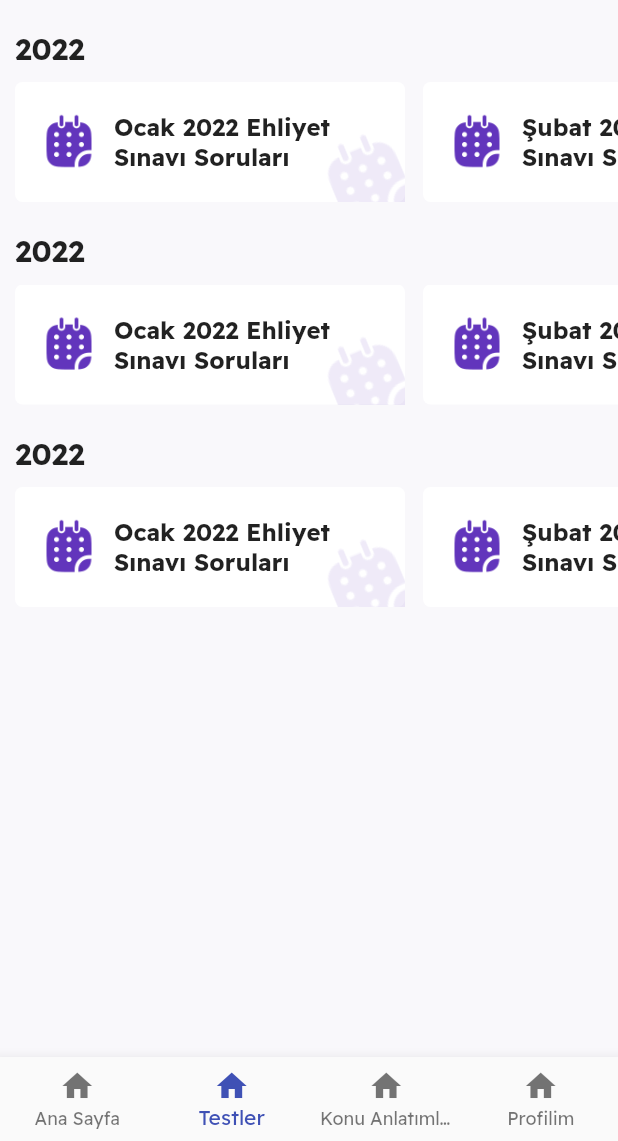
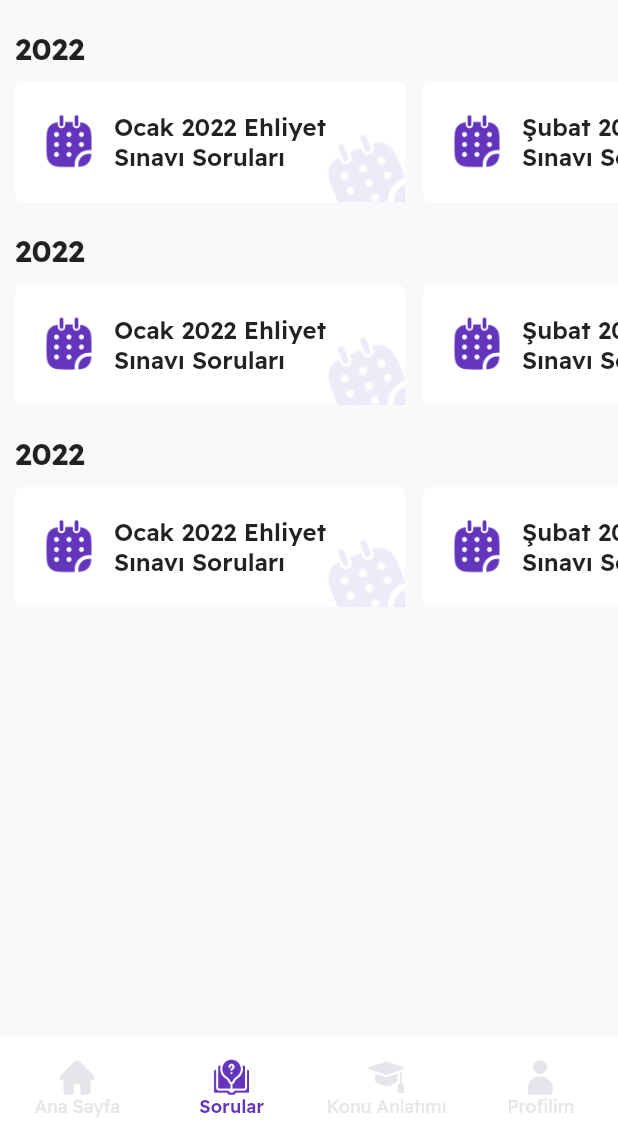
Before and after one commit to mirsaiddev/ehliyetim, a Flutter app: the screen it shows after launch, item 2 of the bottom bar chosen, on a phone screen of 412 x 824 dp, the part 95-1236 px from its top. Run offline on Flutter 3.47's test engine with Material 2 defaults, Android fonts, the phone set to English and light mode, and no system bars.

Commit message:
bottom nav & home screen

```diff
--- a/lib/providers/bottom_nav_bar_provider.dart
+++ b/lib/providers/bottom_nav_bar_provider.dart
@@ -1,3 +1,4 @@
+import 'package:ehliyetim/screens/Home/home_screen.dart';
 import 'package:ehliyetim/screens/Questions/questions_screen.dart';
 import 'package:flutter/material.dart';
 
@@ -7,7 +8,7 @@ class BottomNavBarProvider extends ChangeNotifier {
   int currentIndex = 0;
 
   List<Widget> pages = [
-    Container(child: Center(child: Text('Bottom 1'))),
+    HomeScreen(),
     QuestionsScreen(),
     Container(child: Center(child: Text('Bottom 3'))),
     ProfilScreen(),
--- a/lib/screens/BottomNavBar/bottom_nav_bar.dart
+++ b/lib/screens/BottomNavBar/bottom_nav_bar.dart
@@ -1,4 +1,6 @@
 import 'package:ehliyetim/providers/bottom_nav_bar_provider.dart';
+import 'package:ehliyetim/theme/colors.dart';
+import 'package:ehliyetim/utils/constants/assets.dart';
 import 'package:flutter/material.dart';
 import 'package:provider/provider.dart';
 
@@ -7,24 +9,33 @@ class BottomNavBar extends StatelessWidget {
 
   @override
   Widget build(BuildContext context) {
-    BottomNavBarProvider bottomNavBarProvider =
-        Provider.of<BottomNavBarProvider>(context);
+    BottomNavBarProvider bottomNavBarProvider = Provider.of<BottomNavBarProvider>(context);
+    Color getColor(index) => bottomNavBarProvider.currentIndex == index ? MyColors.purpleLight : MyColors.greyLight;
     return Scaffold(
       body: bottomNavBarProvider.currentPage(),
-      bottomNavigationBar: BottomNavigationBar(
+      bottomNavigationBar: SizedBox(
+        height: 70 + MediaQuery.of(context).padding.bottom,
+        child: BottomNavigationBar(
+          backgroundColor: Colors.white,
+          elevation: 0,
           currentIndex: bottomNavBarProvider.currentIndex,
           onTap: (val) {
             bottomNavBarProvider.setCurrentIndex(val);
           },
           landscapeLayout: BottomNavigationBarLandscapeLayout.linear,
           type: BottomNavigationBarType.fixed,
-        selectedItemColor: Colors.indigo,
-        items: const [
-          BottomNavigationBarItem(icon: Icon(Icons.home), label: 'Ana Sayfa'),
-          BottomNavigationBarItem(icon: Icon(Icons.home), label: 'Testler'),
-          BottomNavigationBarItem(icon: Icon(Icons.home), label: 'Konu Anlatımları'),
-          BottomNavigationBarItem(icon: Icon(Icons.home), label: 'Profilim'),
+          selectedItemColor: MyColors.purpleLight,
+          unselectedItemColor: MyColors.greyLight,
+          selectedFontSize: 12,
+          unselectedFontSize: 12,
+          selectedLabelStyle: TextStyle(fontWeight: FontWeight.w600),
+          items: [
+            BottomNavigationBarItem(icon: Image.asset(Assets.home, color: getColor(0), height: 24), label: 'Ana Sayfa'),
+            BottomNavigationBarItem(icon: Image.asset(Assets.book, color: getColor(1), height: 24), label: 'Sorular'),
+            BottomNavigationBarItem(icon: Image.asset(Assets.academic, color: getColor(2), height: 24), label: 'Konu Anlatımı'),
+            BottomNavigationBarItem(icon: Image.asset(Assets.user, color: getColor(3), height: 24), label: 'Profilim'),
           ],
+        ),
       ),
     );
   }
--- a/lib/theme/colors.dart
+++ b/lib/theme/colors.dart
@@ -4,4 +4,5 @@ class MyColors {
   static Color purple = Color(0xff1E1431);
   static Color purpleLight = Color(0xff6235BC);
   static Color greyLightest = Color(0xffF9F8FB);
+  static Color greyLight = Color(0xffE7E5E9);
 }
--- a/lib/utils/constants/assets.dart
+++ b/lib/utils/constants/assets.dart
@@ -1,4 +1,14 @@
 class Assets {
+  static const String home = 'lib/assets/images/home.png';
+  static const String book = 'lib/assets/images/book.png';
+  static const String academic = 'lib/assets/images/academic.png';
+  static const String user = 'lib/assets/images/user.png';
+
   static const String calendar = 'lib/assets/images/calendar.png';
   static const String pattern1 = 'lib/assets/images/pattern1.png';
+
+  static const String brain = 'lib/assets/images/brain.png';
+  static const String car = 'lib/assets/images/car.png';
+
+  static const String wheel = 'lib/assets/images/wheel.png';
 }
--- a/lib/widgets/month_card.dart
+++ b/lib/widgets/month_card.dart
@@ -48,7 +48,7 @@ class MonthCard extends StatelessWidget {
                       text,
                       maxLines: 2,
                       overflow: TextOverflow.ellipsis,
-                      style: TextStyle(fontSize: 16, fontWeight: FontWeight.w700),
+                      style: TextStyle(fontSize: 16, fontWeight: FontWeight.w600),
                     ),
                   ),
                 ],
```
Also changed, not shown: lib/screens/Home/home_screen.dart (+90 -2 lines), lib/assets/images/Varlık 1.png (added), lib/assets/images/academic.png (added), lib/assets/images/book.png (added), lib/assets/images/brain.png (added), lib/assets/images/car.png (added), lib/assets/images/home.png (added), lib/assets/images/user.png (added), lib/assets/images/wheel.png (added). Lines whose indentation alone changed are shown as unchanged.
